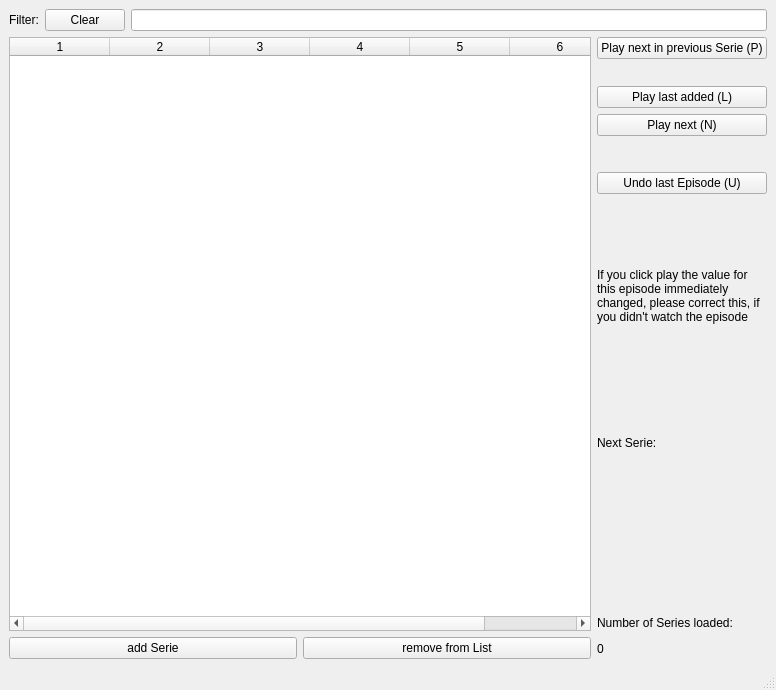
This is src/mwindow.ui in Narfinger/serieviewer as Qt 5 draws it before an edit. The edited form follows.
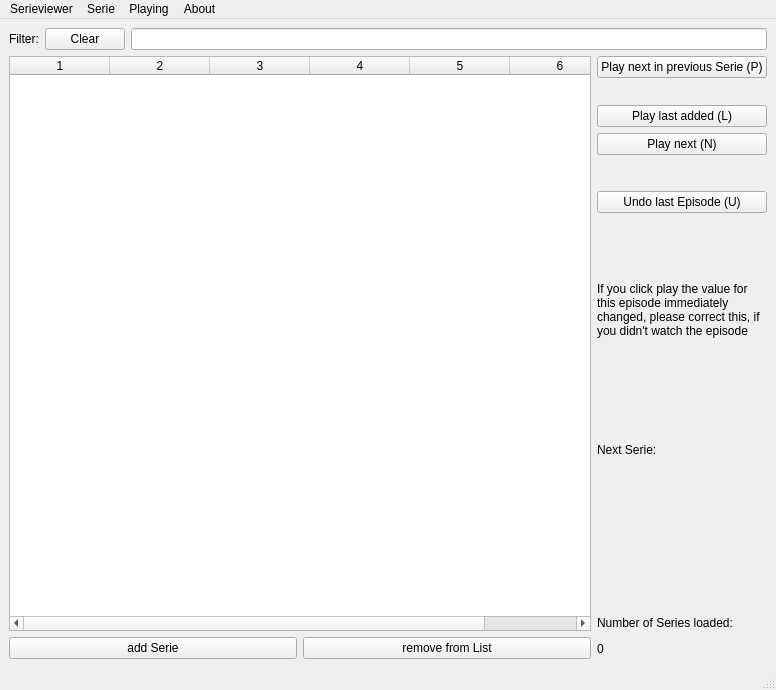
This is the edited form. Icons and pictures are not drawn.

Commit message: change menu from code to designer

```diff
--- a/src/mwindow.ui
+++ b/src/mwindow.ui
@@ -299,6 +299,49 @@
      <height>20</height>
     </rect>
    </property>
+   <widget class="QMenu" name="menuSerieviewer">
+    <property name="title">
+     <string>Serieviewer</string>
+    </property>
+    <addaction name="actionSettings"/>
+    <addaction name="actionRefresh"/>
+    <addaction name="actionClean_up_Series"/>
+    <addaction name="actionQuit_without_saving"/>
+    <addaction name="actionQuit"/>
+   </widget>
+   <widget class="QMenu" name="menuSerie">
+    <property name="title">
+     <string>Serie</string>
+    </property>
+    <addaction name="actionShow_Series_Info"/>
+    <addaction name="actionEnable_Ongoing"/>
+    <addaction name="actionDisable_Ongoing"/>
+    <addaction name="actionRewind_by_one"/>
+    <addaction name="actionSet_the_link"/>
+    <addaction name="actionSet_player"/>
+   </widget>
+   <widget class="QMenu" name="menuPlaying">
+    <property name="title">
+     <string>Playing</string>
+    </property>
+    <addaction name="actionRandom"/>
+    <addaction name="actionNewRandom"/>
+    <addaction name="actionPlay_next_in_Series"/>
+    <addaction name="actionPlay_last_added"/>
+    <addaction name="actionPlay_next"/>
+    <addaction name="actionUndo_last_play"/>
+   </widget>
+   <widget class="QMenu" name="menuAbout">
+    <property name="title">
+     <string>About</string>
+    </property>
+    <addaction name="actionAbout_Qt"/>
+    <addaction name="actionAbout"/>
+   </widget>
+   <addaction name="menuSerieviewer"/>
+   <addaction name="menuSerie"/>
+   <addaction name="menuPlaying"/>
+   <addaction name="menuAbout"/>
   </widget>
   <widget class="QStatusBar" name="statusbar"/>
   <action name="actionAbout">
```
Left out of the diff: 149 changed lines with no effect on the pictures. The commit also changes 3 other files.
